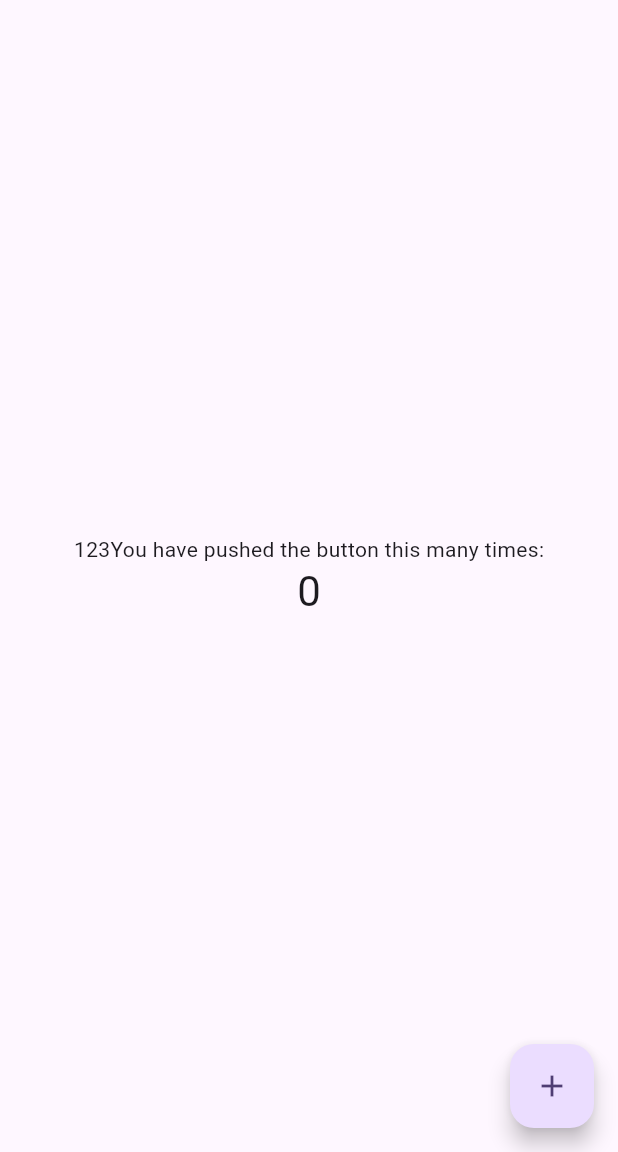
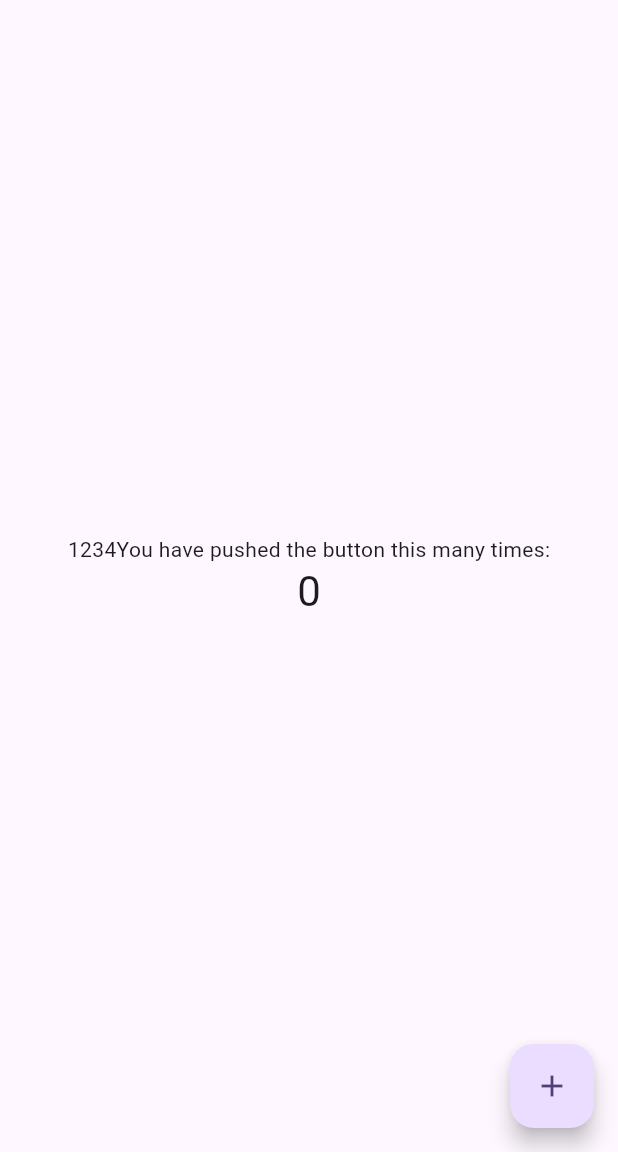
Before and after one commit to could-ai/0196b461-3be1-79c3-bab4-1abcaee8e945, a Flutter app: the screen it shows after launch, on a phone screen of 412 x 824 dp, the part 84-1236 px from its top. Run offline on Flutter 3.47's test engine with Material 3 defaults, Android fonts, the phone set to English and light mode, and no system bars.

Commit message:
Update file: lib/main.dart

```diff
--- a/usr/lib/main.dart
+++ b/usr/lib/main.dart
@@ -105,7 +105,7 @@ class _MyHomePageState extends State<MyHomePage> {
           // wireframe for each widget.
           mainAxisAlignment: MainAxisAlignment.center,
           children: <Widget>[
-            const Text('123You have pushed the button this many times:'),
+            const Text('1234You have pushed the button this many times:'),
             Text('$_counter', style: Theme.of(context).textTheme.headlineMedium),
           ],
         ),
```
